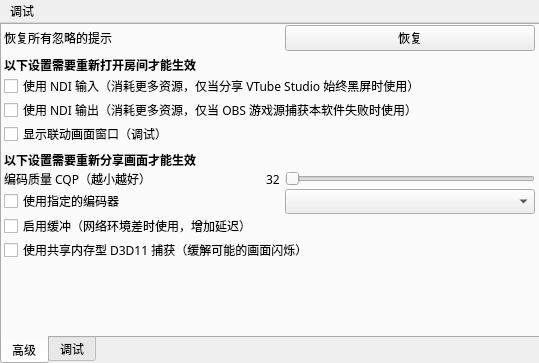
First picture: the form in ui/windows/settingwindow.ui, repository reitovo/vlink-client, before the edit.
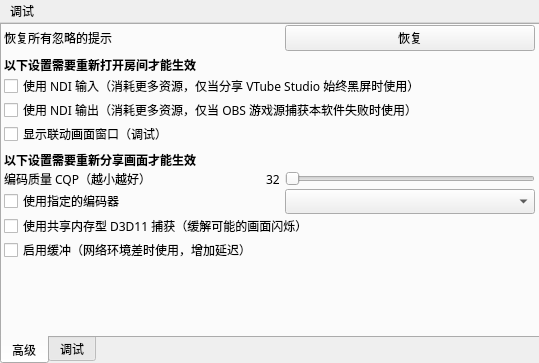
Second picture: the form after the edit.

Commit message: 优化弱网

```diff
--- a/ui/windows/settingwindow.ui
+++ b/ui/windows/settingwindow.ui
@@ -289,16 +289,19 @@
         </layout>
        </item>
        <item>
-        <widget class="QCheckBox" name="enableBuffering">
+        <widget class="QCheckBox" name="forceShmem">
          <property name="text">
-          <string>启用缓冲（网络环境差时使用，增加延迟）</string>
+          <string>使用共享内存型 D3D11 捕获（缓解可能的画面闪烁）</string>
          </property>
         </widget>
        </item>
        <item>
-        <widget class="QCheckBox" name="forceShmem">
+        <widget class="QCheckBox" name="enableBuffering">
+         <property name="enabled">
+          <bool>true</bool>
+         </property>
          <property name="text">
-          <string>使用共享内存型 D3D11 捕获（缓解可能的画面闪烁）</string>
+          <string>启用缓冲（网络环境差时使用，增加延迟）</string>
          </property>
         </widget>
        </item>
```
The commit also changes 2 other files.
